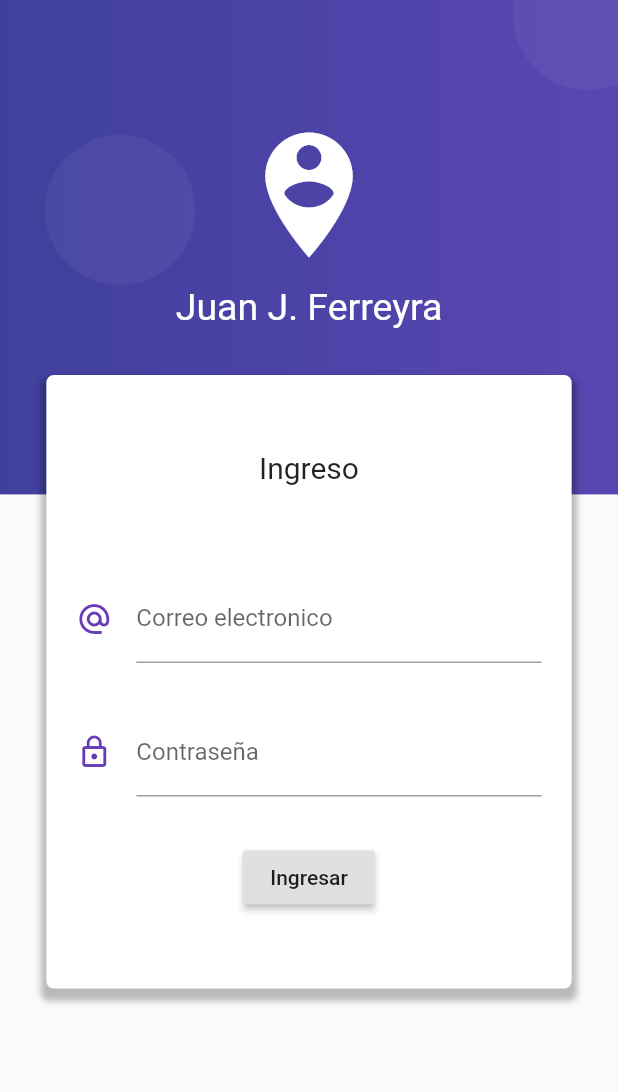
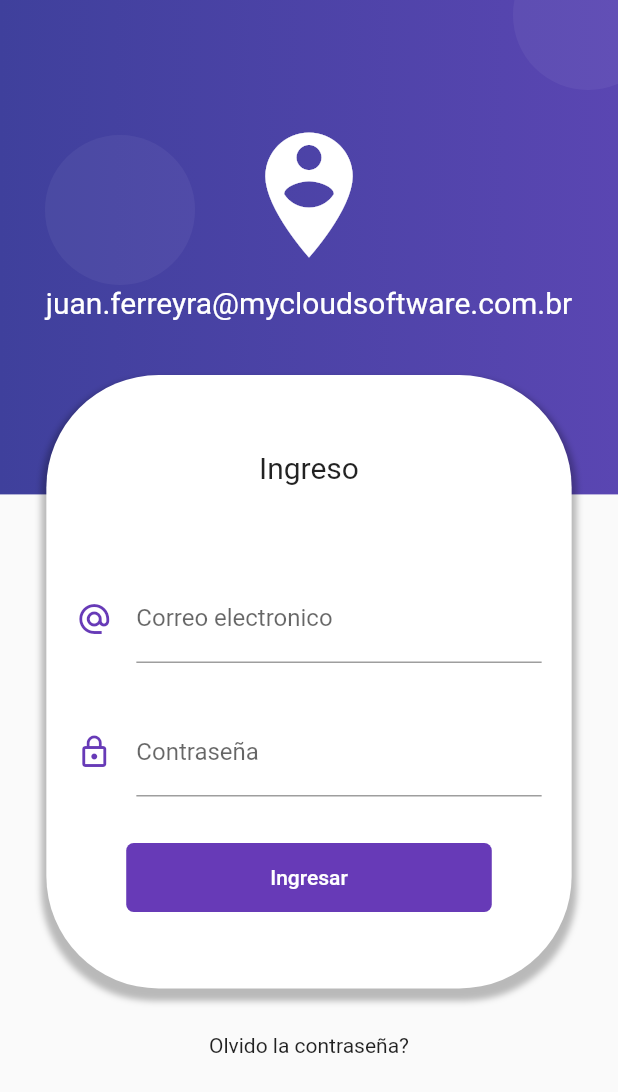
Before and after one commit to juancho108/formValidation-flutter, a Flutter app: the screen it shows after launch, on a phone screen of 412 x 824 dp. Shown: the top 1092 px of the screen. Run offline on Flutter 3.47's test engine with Material 2 defaults, Android fonts, the phone set to English and light mode, and no system bars.

```diff
--- a/lib/main.dart
+++ b/lib/main.dart
@@ -1,4 +1,5 @@
 import 'package:flutter/material.dart';
+import 'package:formvalidation/src/blocs/provider.dart';
 import 'package:formvalidation/src/pages/home_page.dart';
 import 'package:formvalidation/src/pages/login_page.dart';
 
@@ -7,7 +8,9 @@ void main() => runApp(MyApp());
 class MyApp extends StatelessWidget {
   @override
   Widget build(BuildContext context) {
-    return MaterialApp(
+
+    return Provider(
+      child: MaterialApp(
         debugShowCheckedModeBanner: false,
         title: 'Material App',
         initialRoute: 'login',
@@ -15,6 +18,10 @@ class MyApp extends StatelessWidget {
           'login' : (BuildContext context) => LoginPage(),
           'home'  : (BuildContext context) => HomePage()
         },
+        theme: ThemeData(
+          primaryColor: Colors.deepPurple
+        ),
+      ),
     );
   }
 }
--- /dev/null
+++ b/lib/src/blocs/login_bloc.dart
@@ -0,0 +1,28 @@
+
+import 'dart:async';
+
+
+
+class LoginBloc{
+
+  final _emailController    = StreamController<String>.broadcast();
+  final _passwordController = StreamController<String>.broadcast();
+
+
+  //Recuperar los datos del Stream
+  Stream<String> get emailStream    => _emailController.stream;
+  Stream<String> get passwordStream => _passwordController.stream;
+
+
+  //Insertar valores al Stream
+  Function(String) get changeEmail    => _emailController.sink.add;
+  Function(String) get changePassword => _passwordController.sink.add;
+
+
+  dispose(){
+    _emailController?.close();
+    _passwordController?.close();
+  }
+
+
+}
--- /dev/null
+++ b/lib/src/blocs/provider.dart
@@ -0,0 +1,22 @@
+import 'package:flutter/material.dart';
+import 'package:formvalidation/src/blocs/login_bloc.dart';
+export 'package:formvalidation/src/blocs/login_bloc.dart';
+
+class Provider extends InheritedWidget{
+
+  final loginBloc = LoginBloc();
+
+  Provider({Key key, Widget child})
+    : super(key: key, child: child);
+
+  @override
+  bool updateShouldNotify(InheritedWidget oldWidget) => true;
+
+
+  static LoginBloc of (BuildContext context) {
+
+    return (context.inheritFromWidgetOfExactType(Provider) as Provider).loginBloc;
+
+  }
+
+}
--- a/lib/src/pages/login_page.dart
+++ b/lib/src/pages/login_page.dart
@@ -1,4 +1,5 @@
 import 'package:flutter/material.dart';
+import 'package:formvalidation/src/blocs/provider.dart';
 
 class LoginPage extends StatelessWidget {
   @override
@@ -54,7 +55,7 @@ class LoginPage extends StatelessWidget {
             children: <Widget>[
               Icon(Icons.person_pin_circle, color: Colors.white, size: 100.0,),
               SizedBox(height: 10.0, width: double.infinity),
-              Text('Juan J. Ferreyra', style: TextStyle(color: Colors.white, fontSize: 25.0),)
+              Text('juan.ferreyra@mycloudsoftware.com.br', style: TextStyle(color: Colors.white, fontSize: 20.0),textAlign: TextAlign.center,)
             ],
           ),
         )
@@ -66,6 +67,7 @@ class LoginPage extends StatelessWidget {
 
   Widget _loginForm(BuildContext context) {
 
+    final bloc = Provider.of(context);
     final size = MediaQuery.of(context).size;
 
     return SingleChildScrollView(
@@ -82,7 +84,7 @@ class LoginPage extends StatelessWidget {
             padding: EdgeInsets.symmetric(vertical: 50.0),
             decoration: BoxDecoration(
               color: Colors.white,
-              borderRadius: BorderRadius.circular(5.0),
+              borderRadius: BorderRadius.circular(75.0),
               boxShadow: <BoxShadow>[
                 BoxShadow(
                   color: Colors.black26,
@@ -96,15 +98,16 @@ class LoginPage extends StatelessWidget {
               children: <Widget>[
                 Text('Ingreso', style: TextStyle(fontSize: 20.0)),
                 SizedBox(height: 60.0),
-                _crearEmail(),
+                _crearEmail(bloc),
                 SizedBox(height: 30.0),
-                _crearPassword(),
+                _crearPassword(bloc),
                 SizedBox(height: 30.0),
                 _crearBoton(),
               ],
             ),
           ),
-
+          Text('Olvido la contraseña?'),
+          SizedBox(height: 100.0)
         ],
       ),
     );
@@ -113,7 +116,13 @@ class LoginPage extends StatelessWidget {
 
   }
 
-  Widget _crearEmail() {
+  Widget _crearEmail(LoginBloc bloc) {
+
+
+
+    return StreamBuilder(
+      stream: bloc.emailStream,
+      builder: (BuildContext context, AsyncSnapshot snapshot){
 
       return Container(
           padding: EdgeInsets.symmetric(horizontal: 20.0),
@@ -122,16 +131,22 @@ class LoginPage extends StatelessWidget {
             decoration: InputDecoration(
               icon: Icon(Icons.alternate_email, color: Colors.deepPurple),
               hintText: 'ejemplo@correo.com',
-          labelText: 'Correo electronico'
+              labelText: 'Correo electronico',
+              counterText: snapshot.data
             ),
+          onChanged: (value) => bloc.changeEmail(value),
           ),
         );
-
+      },
+    );
   }
 
 
-  Widget _crearPassword() {
+  Widget _crearPassword(LoginBloc bloc) {
 
+    return StreamBuilder(
+      stream: bloc.passwordStream,
+      builder: (BuildContext context, AsyncSnapshot snapshot){
         return Container(
           padding: EdgeInsets.symmetric(horizontal: 20.0),
           child: TextField(
@@ -139,10 +154,17 @@ class LoginPage extends StatelessWidget {
             keyboardType: TextInputType.emailAddress,
             decoration: InputDecoration(
               icon: Icon(Icons.lock_outline, color: Colors.deepPurple),
-          labelText: 'Contraseña'
+              labelText: 'Contraseña',
+              counterText: snapshot.data
             ),
+            onChanged: (value) => bloc.changePassword(value),
           ),
         );
+      },
+    );
+
+
+
 
   }
 
@@ -150,8 +172,15 @@ class LoginPage extends StatelessWidget {
 
     return RaisedButton(
       child: Container(
+        padding: EdgeInsets.symmetric(horizontal: 80.0, vertical: 15.0),
         child: Text('Ingresar'),
       ),
+      shape: RoundedRectangleBorder(
+        borderRadius: BorderRadius.circular(5.0)
+      ),
+      elevation: 0.0,
+      color: Colors.deepPurple,
+      textColor: Colors.white,
       onPressed: (){},
     );
 
```
Lines whose indentation alone changed are shown as unchanged.
